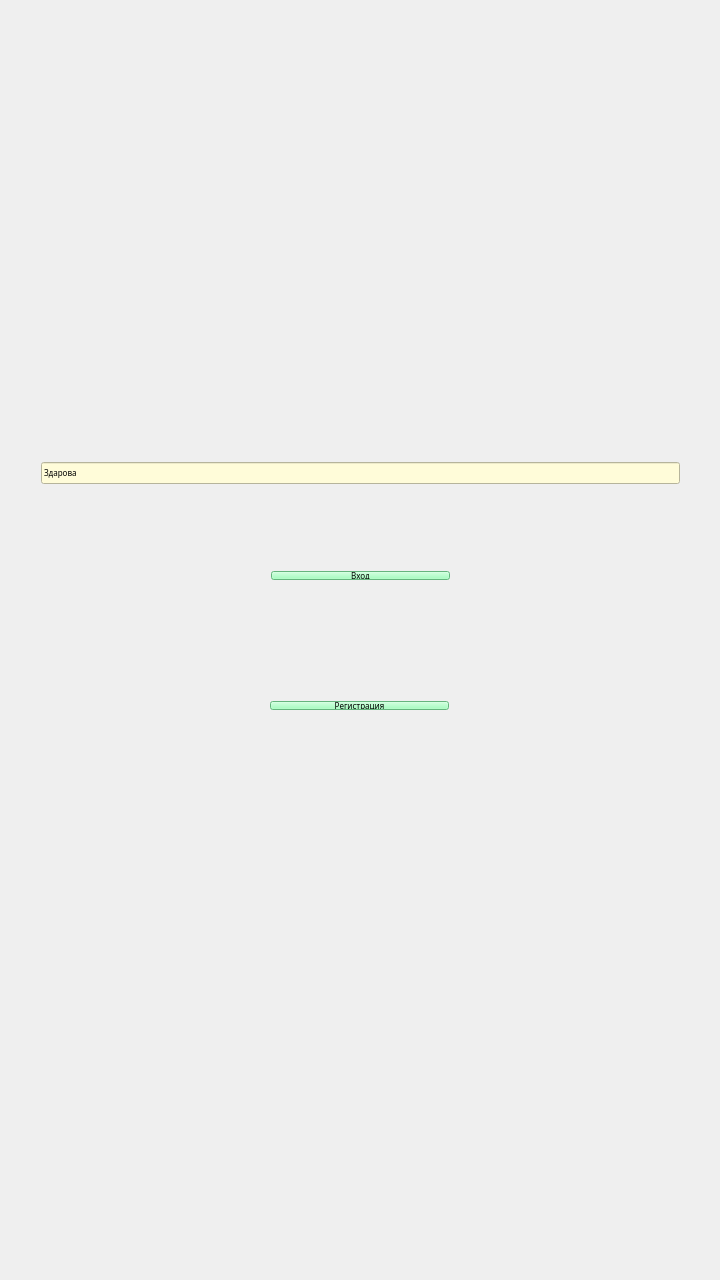
First picture: the form in IUGram/iugram.ui, repository a-kosykh/course_project_RSA_CHAT, before the edit.
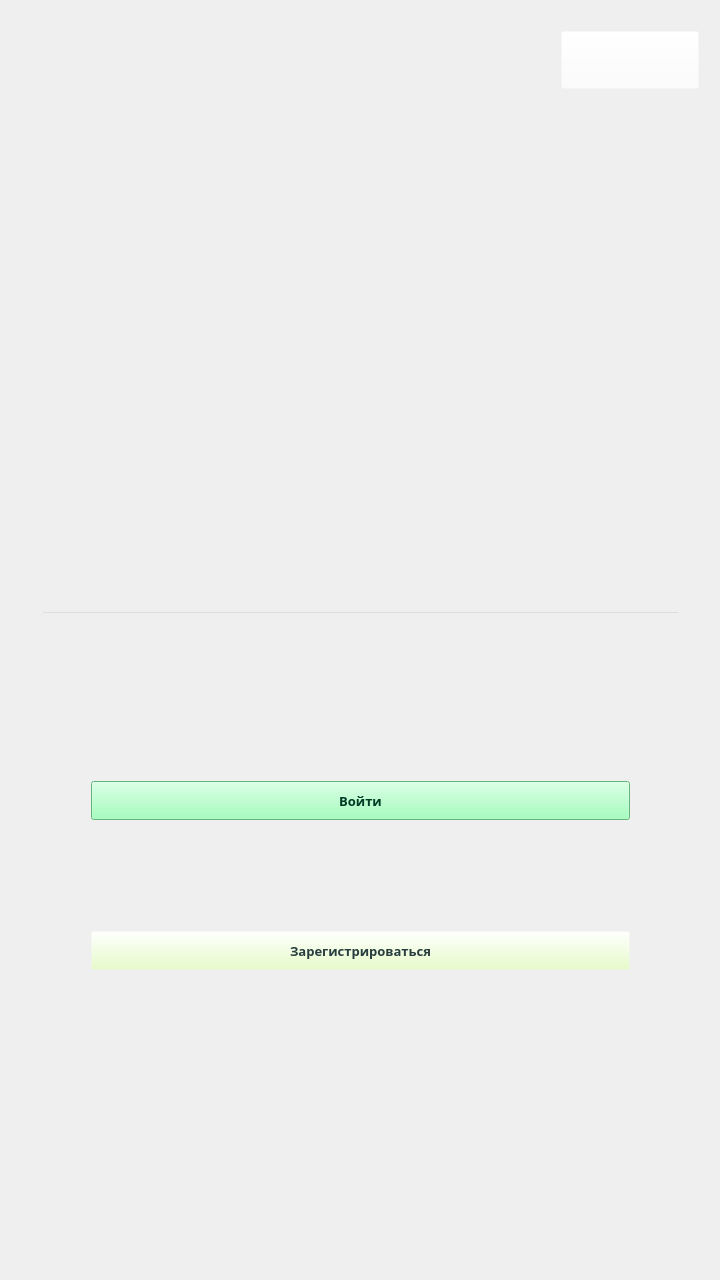
Second picture: the form after the edit.

```diff
--- a/IUGram/iugram.ui
+++ b/IUGram/iugram.ui
@@ -20,54 +20,206 @@
    <widget class="QWidget" name="verticalLayoutWidget">
     <property name="geometry">
      <rect>
-      <x>260</x>
-      <y>560</y>
-      <width>201</width>
-      <height>31</height>
+      <x>80</x>
+      <y>770</y>
+      <width>561</width>
+      <height>61</height>
      </rect>
     </property>
     <layout class="QVBoxLayout" name="verticalLayout">
      <item>
       <widget class="QPushButton" name="pushButton">
-       <property name="font">
-        <font>
-         <family>Calibri Light</family>
-         <pointsize>6</pointsize>
-        </font>
+       <property name="sizePolicy">
+        <sizepolicy hsizetype="Minimum" vsizetype="Ignored">
+         <horstretch>0</horstretch>
+         <verstretch>0</verstretch>
+        </sizepolicy>
        </property>
-       <property name="styleSheet">
-        <string notr="true">background: rgb(141, 252, 175)</string>
+       <property name="palette">
+        <palette>
+         <active>
+          <colorrole role="WindowText">
+           <brush brushstyle="SolidPattern">
+            <color alpha="255">
+             <red>0</red>
+             <green>0</green>
+             <blue>0</blue>
+            </color>
+           </brush>
+          </colorrole>
+          <colorrole role="Button">
+           <brush brushstyle="SolidPattern">
+            <color alpha="255">
+             <red>141</red>
+             <green>252</green>
+             <blue>175</blue>
+            </color>
+           </brush>
+          </colorrole>
+          <colorrole role="Text">
+           <brush brushstyle="SolidPattern">
+            <color alpha="255">
+             <red>255</red>
+             <green>255</green>
+             <blue>255</blue>
+            </color>
+           </brush>
+          </colorrole>
+          <colorrole role="ButtonText">
+           <brush brushstyle="SolidPattern">
+            <color alpha="255">
+             <red>0</red>
+             <green>59</green>
+             <blue>36</blue>
+            </color>
+           </brush>
+          </colorrole>
+          <colorrole role="Base">
+           <brush brushstyle="SolidPattern">
+            <color alpha="255">
+             <red>141</red>
+             <green>252</green>
+             <blue>175</blue>
+            </color>
+           </brush>
+          </colorrole>
+          <colorrole role="Window">
+           <brush brushstyle="SolidPattern">
+            <color alpha="255">
+             <red>141</red>
+             <green>252</green>
+             <blue>175</blue>
+            </color>
+           </brush>
+          </colorrole>
+         </active>
+         <inactive>
+          <colorrole role="WindowText">
+           <brush brushstyle="SolidPattern">
+            <color alpha="255">
+             <red>0</red>
+             <green>0</green>
+             <blue>0</blue>
+            </color>
+           </brush>
+          </colorrole>
+          <colorrole role="Button">
+           <brush brushstyle="SolidPattern">
+            <color alpha="255">
+             <red>141</red>
+             <green>252</green>
+             <blue>175</blue>
+            </color>
+           </brush>
+          </colorrole>
+          <colorrole role="Text">
+           <brush brushstyle="SolidPattern">
+            <color alpha="255">
+             <red>255</red>
+             <green>255</green>
+             <blue>255</blue>
+            </color>
+           </brush>
+          </colorrole>
+          <colorrole role="ButtonText">
+           <brush brushstyle="SolidPattern">
+            <color alpha="255">
+             <red>0</red>
+             <green>59</green>
+             <blue>36</blue>
+            </color>
+           </brush>
+          </colorrole>
+          <colorrole role="Base">
+           <brush brushstyle="SolidPattern">
+            <color alpha="255">
+             <red>141</red>
+             <green>252</green>
+             <blue>175</blue>
+            </color>
+           </brush>
+          </colorrole>
+          <colorrole role="Window">
+           <brush brushstyle="SolidPattern">
+            <color alpha="255">
+             <red>141</red>
+             <green>252</green>
+             <blue>175</blue>
+            </color>
+           </brush>
+          </colorrole>
+         </inactive>
+         <disabled>
+          <colorrole role="WindowText">
+           <brush brushstyle="SolidPattern">
+            <color alpha="255">
+             <red>120</red>
+             <green>120</green>
+             <blue>120</blue>
+            </color>
+           </brush>
+          </colorrole>
+          <colorrole role="Button">
+           <brush brushstyle="SolidPattern">
+            <color alpha="255">
+             <red>141</red>
+             <green>252</green>
+             <blue>175</blue>
+            </color>
+           </brush>
+          </colorrole>
+          <colorrole role="Text">
+           <brush brushstyle="SolidPattern">
+            <color alpha="255">
+             <red>120</red>
+             <green>120</green>
+             <blue>120</blue>
+            </color>
+           </brush>
+          </colorrole>
+          <colorrole role="ButtonText">
+           <brush brushstyle="SolidPattern">
+            <color alpha="255">
+             <red>120</red>
+             <green>120</green>
+             <blue>120</blue>
+            </color>
+           </brush>
+          </colorrole>
+          <colorrole role="Base">
+           <brush brushstyle="SolidPattern">
+            <color alpha="255">
+             <red>141</red>
+             <green>252</green>
+             <blue>175</blue>
+            </color>
+           </brush>
+          </colorrole>
+          <colorrole role="Window">
+           <brush brushstyle="SolidPattern">
+            <color alpha="255">
+             <red>141</red>
+             <green>252</green>
+             <blue>175</blue>
+            </color>
+           </brush>
+          </colorrole>
+         </disabled>
+        </palette>
        </property>
-       <property name="text">
-        <string>Вход</string>
-       </property>
-      </widget>
-     </item>
-    </layout>
-   </widget>
-   <widget class="QWidget" name="verticalLayoutWidget_2">
-    <property name="geometry">
-     <rect>
-      <x>259</x>
-      <y>690</y>
-      <width>201</width>
-      <height>31</height>
-     </rect>
-    </property>
-    <layout class="QVBoxLayout" name="verticalLayout_2">
-     <item>
-      <widget class="QPushButton" name="pushButton_2">
        <property name="font">
         <font>
          <family>Calibri Light</family>
-         <pointsize>6</pointsize>
+         <pointsize>10</pointsize>
+         <weight>75</weight>
+         <bold>true</bold>
         </font>
        </property>
        <property name="styleSheet">
         <string notr="true">background: rgb(141, 252, 175)</string>
        </property>
        <property name="text">
-        <string>Регистрация</string>
+        <string>Войти</string>
        </property>
       </widget>
      </item>
@@ -77,25 +229,210 @@
     <property name="geometry">
      <rect>
       <x>30</x>
-      <y>440</y>
+      <y>600</y>
       <width>661</width>
-      <height>66</height>
+      <height>71</height>
      </rect>
     </property>
     <layout class="QVBoxLayout" name="verticalLayout_3">
      <item>
       <widget class="QLineEdit" name="lineEdit">
+       <property name="sizePolicy">
+        <sizepolicy hsizetype="Expanding" vsizetype="Ignored">
+         <horstretch>0</horstretch>
+         <verstretch>0</verstretch>
+        </sizepolicy>
+       </property>
+       <property name="styleSheet">
+        <string notr="true">background: rgba(255, 255, 255, 0)</string>
+       </property>
+       <property name="echoMode">
+        <enum>QLineEdit::PasswordEchoOnEdit</enum>
+       </property>
+      </widget>
+     </item>
+    </layout>
+   </widget>
+   <widget class="QWidget" name="verticalLayoutWidget_2">
+    <property name="geometry">
+     <rect>
+      <x>80</x>
+      <y>920</y>
+      <width>561</width>
+      <height>61</height>
+     </rect>
+    </property>
+    <layout class="QVBoxLayout" name="verticalLayout_2">
+     <item>
+      <widget class="QPushButton" name="pushButton_2">
+       <property name="sizePolicy">
+        <sizepolicy hsizetype="Minimum" vsizetype="Ignored">
+         <horstretch>0</horstretch>
+         <verstretch>0</verstretch>
+        </sizepolicy>
+       </property>
+       <property name="palette">
+        <palette>
+         <active>
+          <colorrole role="Button">
+           <brush brushstyle="SolidPattern">
+            <color alpha="0">
+             <red>226</red>
+             <green>255</green>
+             <blue>188</blue>
+            </color>
+           </brush>
+          </colorrole>
+          <colorrole role="ButtonText">
+           <brush brushstyle="SolidPattern">
+            <color alpha="255">
+             <red>40</red>
+             <green>61</green>
+             <blue>61</blue>
+            </color>
+           </brush>
+          </colorrole>
+          <colorrole role="Base">
+           <brush brushstyle="SolidPattern">
+            <color alpha="0">
+             <red>226</red>
+             <green>255</green>
+             <blue>188</blue>
+            </color>
+           </brush>
+          </colorrole>
+          <colorrole role="Window">
+           <brush brushstyle="SolidPattern">
+            <color alpha="0">
+             <red>226</red>
+             <green>255</green>
+             <blue>188</blue>
+            </color>
+           </brush>
+          </colorrole>
+         </active>
+         <inactive>
+          <colorrole role="Button">
+           <brush brushstyle="SolidPattern">
+            <color alpha="0">
+             <red>226</red>
+             <green>255</green>
+             <blue>188</blue>
+            </color>
+           </brush>
+          </colorrole>
+          <colorrole role="ButtonText">
+           <brush brushstyle="SolidPattern">
+            <color alpha="255">
+             <red>40</red>
+             <green>61</green>
+             <blue>61</blue>
+            </color>
+           </brush>
+          </colorrole>
+          <colorrole role="Base">
+           <brush brushstyle="SolidPattern">
+            <color alpha="0">
+             <red>226</red>
+             <green>255</green>
+             <blue>188</blue>
+            </color>
+           </brush>
+          </colorrole>
+          <colorrole role="Window">
+           <brush brushstyle="SolidPattern">
+            <color alpha="0">
+             <red>226</red>
+             <green>255</green>
+             <blue>188</blue>
+            </color>
+           </brush>
+          </colorrole>
+         </inactive>
+         <disabled>
+          <colorrole role="Button">
+           <brush brushstyle="SolidPattern">
+            <color alpha="0">
+             <red>226</red>
+             <green>255</green>
+             <blue>188</blue>
+            </color>
+           </brush>
+          </colorrole>
+          <colorrole role="ButtonText">
+           <brush brushstyle="SolidPattern">
+            <color alpha="255">
+             <red>120</red>
+             <green>120</green>
+             <blue>120</blue>
+            </color>
+           </brush>
+          </colorrole>
+          <colorrole role="Base">
+           <brush brushstyle="SolidPattern">
+            <color alpha="0">
+             <red>226</red>
+             <green>255</green>
+             <blue>188</blue>
+            </color>
+           </brush>
+          </colorrole>
+          <colorrole role="Window">
+           <brush brushstyle="SolidPattern">
+            <color alpha="0">
+             <red>226</red>
+             <green>255</green>
+             <blue>188</blue>
+            </color>
+           </brush>
+          </colorrole>
+         </disabled>
+        </palette>
+       </property>
        <property name="font">
         <font>
          <family>Calibri Light</family>
-         <pointsize>6</pointsize>
+         <pointsize>10</pointsize>
+         <weight>75</weight>
+         <bold>true</bold>
         </font>
        </property>
+       <property name="autoFillBackground">
+        <bool>false</bool>
+       </property>
        <property name="styleSheet">
-        <string notr="true">background: rgb(255, 252, 217)</string>
+        <string notr="true">background: rgba(226, 255, 188, 0)</string>
        </property>
        <property name="text">
-        <string>Здарова</string>
+        <string>Зарегистрироваться</string>
+       </property>
+      </widget>
+     </item>
+    </layout>
+   </widget>
+   <widget class="QWidget" name="verticalLayoutWidget_4">
+    <property name="geometry">
+     <rect>
+      <x>550</x>
+      <y>20</y>
+      <width>160</width>
+      <height>80</height>
+     </rect>
+    </property>
+    <layout class="QVBoxLayout" name="verticalLayout_4">
+     <item>
+      <widget class="QPushButton" name="pushButton_3">
+       <property name="sizePolicy">
+        <sizepolicy hsizetype="Minimum" vsizetype="Ignored">
+         <horstretch>0</horstretch>
+         <verstretch>0</verstretch>
+        </sizepolicy>
+       </property>
+       <property name="styleSheet">
+        <string notr="true">background: rgba(255, 255, 255, 0)</string>
+       </property>
+       <property name="text">
+        <string/>
        </property>
       </widget>
      </item>
```
